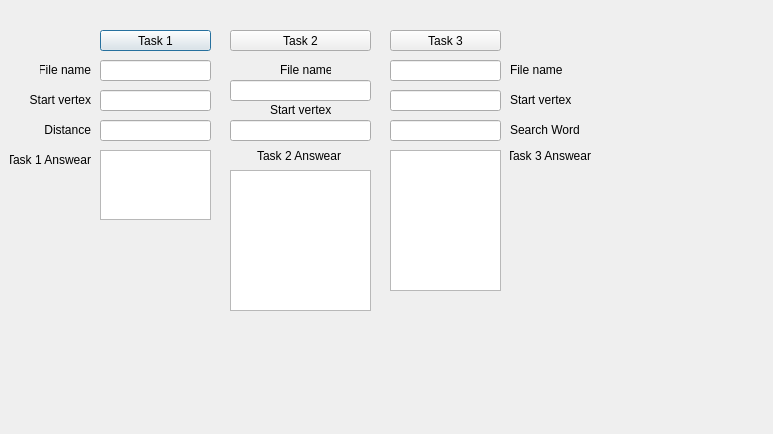
dionisiyKD/ADS-Final-Project, file DFS_BFS/dfs_bfs.ui: the form before one commit.
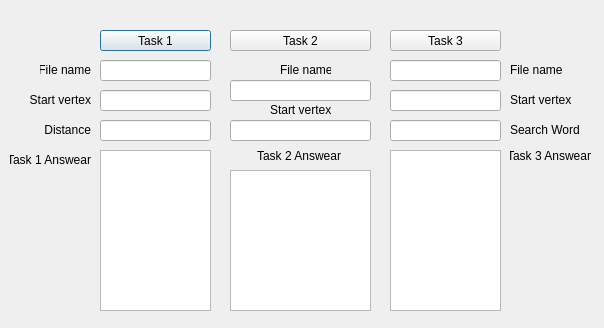
The form after the commit.

What changed in the file:
```diff
--- a/DFS_BFS/dfs_bfs.ui
+++ b/DFS_BFS/dfs_bfs.ui
@@ -6,8 +6,8 @@
    <rect>
     <x>0</x>
     <y>0</y>
-    <width>773</width>
-    <height>434</height>
+    <width>604</width>
+    <height>328</height>
    </rect>
   </property>
   <property name="windowTitle">
@@ -240,7 +240,7 @@
      <x>100</x>
      <y>150</y>
      <width>111</width>
-     <height>70</height>
+     <height>161</height>
     </rect>
    </property>
   </widget>
@@ -286,7 +286,7 @@
      <x>390</x>
      <y>150</y>
      <width>111</width>
-     <height>141</height>
+     <height>161</height>
     </rect>
    </property>
   </widget>
```
